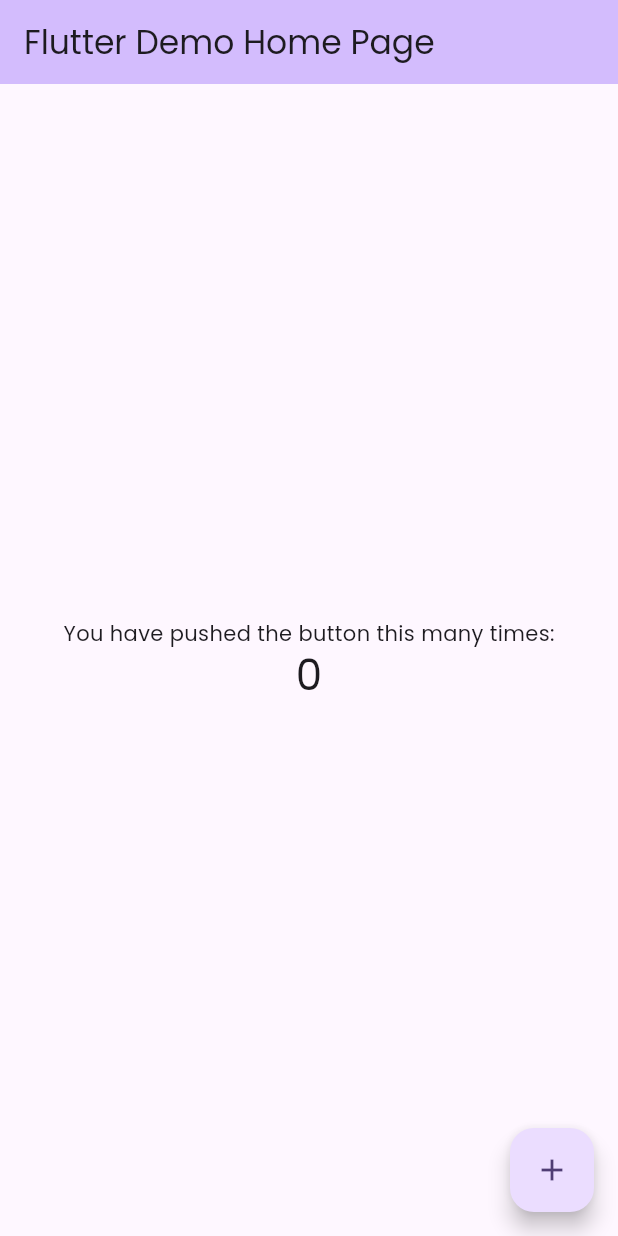
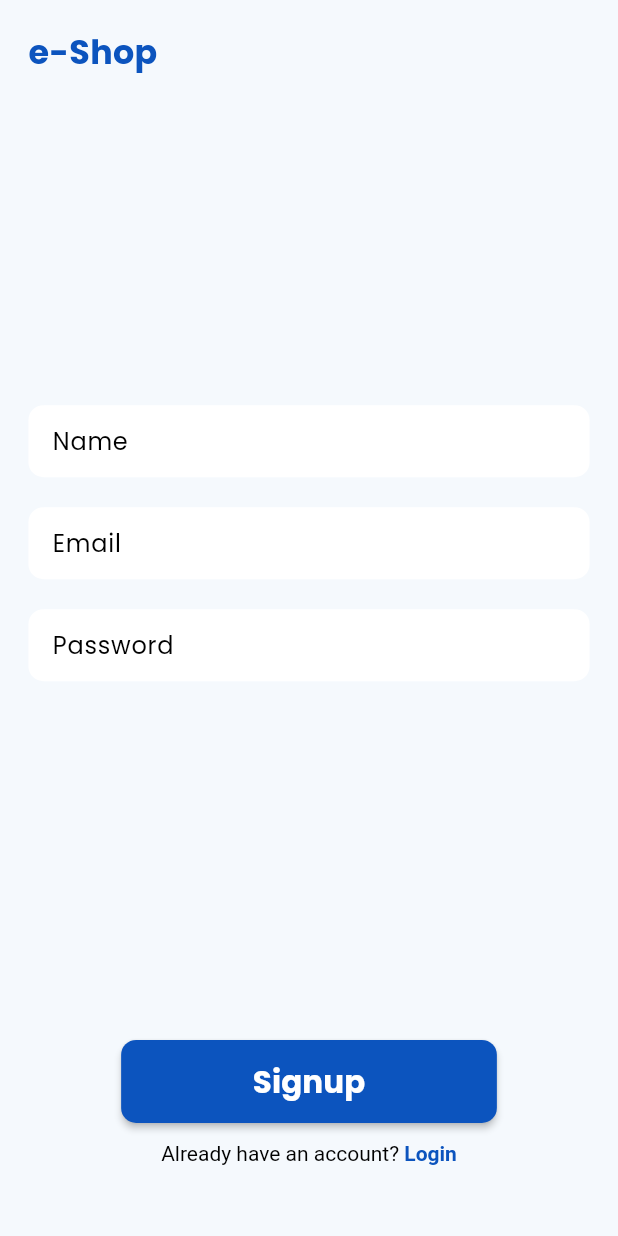
Before and after one commit to shivangsorout/e_shop, a Flutter app: the screen it shows after launch, on a phone screen of 412 x 824 dp. Run offline on Flutter 3.47's test engine with Material 3 defaults, Android fonts, the phone set to English and light mode, and no system bars.

```diff
--- /dev/null
+++ b/lib/core/constants/app_colors.dart
@@ -0,0 +1,6 @@
+import 'package:flutter/material.dart';
+
+const Color lightColor = Color(0xffF5F9FD);
+const Color primaryColor = Color(0xff0C54BE);
+const Color whiteColor = Color(0xffFFFFFF);
+const Color blackColor = Color(0xff000000);
--- /dev/null
+++ b/lib/core/extensions/buildcontext/media_query_size.dart
@@ -0,0 +1,5 @@
+import 'package:flutter/material.dart';
+
+extension MediaQuerySize on BuildContext {
+  Size get mqSize => MediaQuery.of(this).size;
+}
--- /dev/null
+++ b/lib/features/auth/view/pages/signup_page.dart
@@ -0,0 +1,103 @@
+import 'package:e_shop/core/extensions/buildcontext/media_query_size.dart';
+import 'package:e_shop/features/auth/view/pages/login_page.dart';
+import 'package:e_shop/features/auth/view/pages/verify_email_page.dart';
+import 'package:e_shop/features/auth/view/widgets/auth_button.dart';
+import 'package:e_shop/features/auth/view/widgets/auth_text_field.dart';
+import 'package:e_shop/features/auth/view/widgets/email_text_field.dart';
+import 'package:e_shop/features/auth/view/widgets/header_text.dart';
+import 'package:e_shop/features/auth/view/widgets/password_text_field.dart';
+import 'package:e_shop/features/auth/view/widgets/richtext_button.dart';
+import 'package:flutter/material.dart';
+
+class SignupPage extends StatefulWidget {
+  const SignupPage({super.key});
+
+  @override
+  State<SignupPage> createState() => _SignupPageState();
+}
+
+class _SignupPageState extends State<SignupPage> {
+  final _formKey = GlobalKey<FormState>();
+  late final TextEditingController _nameController;
+  late final TextEditingController _emailController;
+  late final TextEditingController _passwordController;
+
+  @override
+  void initState() {
+    _nameController = TextEditingController();
+    _emailController = TextEditingController();
+    _passwordController = TextEditingController();
+    super.initState();
+  }
+
+  @override
+  Widget build(BuildContext context) {
+    return Scaffold(
+      body: Form(
+        key: _formKey,
+        child: SafeArea(
+          minimum:
+              EdgeInsets.symmetric(horizontal: 0.046 * context.mqSize.width),
+          child: Column(
+            crossAxisAlignment: CrossAxisAlignment.start,
+            mainAxisAlignment: MainAxisAlignment.spaceBetween,
+            children: [
+              HeaderText(),
+              Column(
+                children: [
+                  AuthTextField(
+                    controller: _nameController,
+                    hintText: 'Name',
+                    textInputAction: TextInputAction.next,
+                    validator: (value) {
+                      if (value == null || value.isEmpty) {
+                        return 'Please enter your name!';
+                      } else {
+                        return null;
+                      }
+                    },
+                  ),
+                  EmailTextField(emailController: _emailController),
+                  PasswordTextField(passwordController: _passwordController),
+                ],
+              ),
+              Column(
+                children: [
+                  AuthButton(
+                    buttonText: 'Signup',
+                    onPressed: () {
+                      if (_formKey.currentState!.validate()) {
+                        Navigator.of(context).pushAndRemoveUntil(
+                          MaterialPageRoute(
+                            builder: (context) => VerifyEmailPage(),
+                          ),
+                          (route) => false,
+                        );
+                      }
+                    },
+                  ),
+                  SizedBox(height: 0.015 * context.mqSize.height),
+                  RichTextButton(
+                    firstText: 'Already have an account?',
+                    secondText: 'Login',
+                    onTap: () {
+                      Navigator.of(context).pushAndRemoveUntil(
+                        MaterialPageRoute(
+                          builder: (context) => LoginPage(),
+                        ),
+                        (route) => false,
+                      );
+                    },
+                  ),
+                  SizedBox(
+                    height: 0.057 * context.mqSize.height,
+                  ),
+                ],
+              )
+            ],
+          ),
+        ),
+      ),
+    );
+  }
+}
--- /dev/null
+++ b/lib/features/auth/view/widgets/auth_button.dart
@@ -0,0 +1,49 @@
+import 'package:e_shop/core/constants/app_colors.dart';
+import 'package:e_shop/core/extensions/buildcontext/media_query_size.dart';
+import 'package:flutter/material.dart';
+
+class AuthButton extends StatelessWidget {
+  final String buttonText;
+  final void Function()? onPressed;
+
+  const AuthButton({
+    super.key,
+    required this.buttonText,
+    required this.onPressed,
+  });
+
+  @override
+  Widget build(BuildContext context) {
+    return Row(
+      children: [
+        Expanded(
+          child: Padding(
+            padding: EdgeInsets.symmetric(
+              horizontal: 0.15 * context.mqSize.width,
+            ),
+            child: MaterialButton(
+              onPressed: onPressed,
+              color: primaryColor,
+              shape: RoundedRectangleBorder(
+                borderRadius: BorderRadius.circular(10),
+              ),
+              child: Padding(
+                padding: EdgeInsets.symmetric(
+                  vertical: 0.016 * context.mqSize.height,
+                ),
+                child: Text(
+                  buttonText,
+                  style: TextStyle(
+                    fontWeight: FontWeight.w700,
+                    color: whiteColor,
+                    fontSize: 0.025 * context.mqSize.height,
+                  ),
+                ),
+              ),
+            ),
+          ),
+        ),
+      ],
+    );
+  }
+}
--- /dev/null
+++ b/lib/features/auth/view/widgets/auth_text_field.dart
@@ -0,0 +1,52 @@
+import 'package:e_shop/core/constants/app_colors.dart';
+import 'package:flutter/material.dart';
+
+typedef ValidatorCallback = String? Function(String?);
+
+class AuthTextField extends StatelessWidget {
+  final TextEditingController controller;
+  final String hintText;
+  final TextInputType keyboardType;
+  final ValidatorCallback validator;
+  final TextInputAction? textInputAction;
+  final bool obscureText;
+  const AuthTextField({
+    super.key,
+    required this.controller,
+    required this.hintText,
+    this.keyboardType = TextInputType.name,
+    this.textInputAction,
+    required this.validator,
+    this.obscureText = false,
+  });
+
+  @override
+  Widget build(BuildContext context) {
+    return Padding(
+      padding: const EdgeInsets.only(
+        bottom: 20,
+      ),
+      child: TextFormField(
+        obscureText: obscureText,
+        textInputAction: textInputAction,
+        controller: controller,
+        keyboardType: keyboardType,
+        validator: validator,
+        decoration: InputDecoration(
+          fillColor: whiteColor,
+          filled: true,
+          isDense: true,
+          hintText: hintText,
+          hintStyle: TextStyle(
+            color: blackColor,
+            fontWeight: FontWeight.w400,
+          ),
+          border: OutlineInputBorder(
+            borderRadius: BorderRadius.circular(10),
+            borderSide: BorderSide.none,
+          ),
+        ),
+      ),
+    );
+  }
+}
--- /dev/null
+++ b/lib/features/auth/view/widgets/email_text_field.dart
@@ -0,0 +1,34 @@
+import 'package:e_shop/features/auth/view/widgets/auth_text_field.dart';
+import 'package:flutter/material.dart';
+
+class EmailTextField extends StatelessWidget {
+  const EmailTextField({
+    super.key,
+    required TextEditingController emailController,
+  }) : _emailController = emailController;
+
+  final TextEditingController _emailController;
+
+  @override
+  Widget build(BuildContext context) {
+    return AuthTextField(
+      controller: _emailController,
+      hintText: 'Email',
+      keyboardType: TextInputType.emailAddress,
+      textInputAction: TextInputAction.next,
+      validator: (value) {
+        // Regular expression for validating an email
+        String pattern =
+            r"^[a-zA-Z0-9.a-zA-Z0-9.!#$%&\'*+/=?^_`{|}~-]+@[a-zA-Z0-9]+\.[a-zA-Z]+";
+        RegExp regex = RegExp(pattern);
+        if (value == null || value.isEmpty) {
+          return 'Please enter your email!';
+        } else if (!regex.hasMatch(value)) {
+          return 'Enter a valid email address!';
+        } else {
+          return null;
+        }
+      },
+    );
+  }
+}
--- /dev/null
+++ b/lib/features/auth/view/widgets/header_text.dart
@@ -0,0 +1,28 @@
+import 'package:e_shop/core/constants/app_colors.dart';
+import 'package:e_shop/core/extensions/buildcontext/media_query_size.dart';
+import 'package:flutter/material.dart';
+
+class HeaderText extends StatelessWidget {
+  const HeaderText({
+    super.key,
+  });
+
+  @override
+  Widget build(BuildContext context) {
+    return Column(
+      children: [
+        SizedBox(
+          height: 0.023 * context.mqSize.height,
+        ),
+        Text(
+          'e-Shop',
+          style: TextStyle(
+            fontWeight: FontWeight.w700,
+            color: primaryColor,
+            fontSize: 0.027 * context.mqSize.height,
+          ),
+        ),
+      ],
+    );
+  }
+}
--- /dev/null
+++ b/lib/features/auth/view/widgets/password_text_field.dart
@@ -0,0 +1,30 @@
+import 'package:e_shop/features/auth/view/widgets/auth_text_field.dart';
+import 'package:flutter/material.dart';
+
+class PasswordTextField extends StatelessWidget {
+  const PasswordTextField({
+    super.key,
+    required TextEditingController passwordController,
+  }) : _passwordController = passwordController;
+
+  final TextEditingController _passwordController;
+
+  @override
+  Widget build(BuildContext context) {
+    return AuthTextField(
+      controller: _passwordController,
+      hintText: 'Password',
+      keyboardType: TextInputType.visiblePassword,
+      obscureText: true,
+      validator: (value) {
+        if (value == null || value.isEmpty) {
+          return 'Please enter your password!';
+        } else if (value.length <= 6) {
+          return 'Password length should be more than 6 characters!';
+        } else {
+          return null;
+        }
+      },
+    );
+  }
+}
--- /dev/null
+++ b/lib/features/auth/view/widgets/richtext_button.dart
@@ -0,0 +1,46 @@
+import 'package:e_shop/core/constants/app_colors.dart';
+import 'package:e_shop/core/extensions/buildcontext/media_query_size.dart';
+import 'package:flutter/material.dart';
+
+class RichTextButton extends StatelessWidget {
+  final void Function()? onTap;
+  final String firstText;
+  final String secondText;
+  const RichTextButton({
+    super.key,
+    required this.onTap,
+    required this.firstText,
+    required this.secondText,
+  });
+
+  @override
+  Widget build(BuildContext context) {
+    return GestureDetector(
+      behavior: HitTestBehavior.opaque,
+      onTap: onTap,
+      child: RichText(
+        text: TextSpan(
+          style: TextStyle(
+            fontSize: 0.017 * context.mqSize.height,
+          ),
+          children: [
+            TextSpan(
+              text: "$firstText ",
+              style: TextStyle(
+                fontWeight: FontWeight.w400,
+                color: blackColor,
+              ),
+            ),
+            TextSpan(
+              text: secondText,
+              style: TextStyle(
+                fontWeight: FontWeight.w700,
+                color: primaryColor,
+              ),
+            ),
+          ],
+        ),
+      ),
+    );
+  }
+}
--- a/lib/main.dart
+++ b/lib/main.dart
@@ -1,3 +1,5 @@
+import 'package:e_shop/core/constants/app_colors.dart';
+import 'package:e_shop/features/auth/view/pages/signup_page.dart';
 import 'package:flutter/material.dart';
 
 void main() {
@@ -11,101 +13,25 @@ class MyApp extends StatelessWidget {
   @override
   Widget build(BuildContext context) {
     return MaterialApp(
-      title: 'Flutter Demo',
+      title: 'e-shop App',
       theme: ThemeData(
+        appBarTheme: AppBarTheme(
+          color: primaryColor,
+        ),
         fontFamily: 'Poppins',
-        colorScheme: ColorScheme.fromSeed(seedColor: Colors.deepPurple),
         useMaterial3: true,
+        scaffoldBackgroundColor: lightColor,
       ),
-      home: const MyHomePage(title: 'Flutter Demo Home Page'),
+      home: const AppView(),
     );
   }
 }
 
-class MyHomePage extends StatefulWidget {
-  const MyHomePage({super.key, required this.title});
-
-  // This widget is the home page of your application. It is stateful, meaning
-  // that it has a State object (defined below) that contains fields that affect
-  // how it looks.
-
-  // This class is the configuration for the state. It holds the values (in this
-  // case the title) provided by the parent (in this case the App widget) and
-  // used by the build method of the State. Fields in a Widget subclass are
-  // always marked "final".
-
-  final String title;
-
-  @override
-  State<MyHomePage> createState() => _MyHomePageState();
-}
-
-class _MyHomePageState extends State<MyHomePage> {
-  int _counter = 0;
-
-  void _incrementCounter() {
-    setState(() {
-      // This call to setState tells the Flutter framework that something has
-      // changed in this State, which causes it to rerun the build method below
-      // so that the display can reflect the updated values. If we changed
-      // _counter without calling setState(), then the build method would not be
-      // called again, and so nothing would appear to happen.
-      _counter++;
-    });
-  }
+class AppView extends StatelessWidget {
+  const AppView({super.key});
 
   @override
   Widget build(BuildContext context) {
-    // This method is rerun every time setState is called, for instance as done
-    // by the _incrementCounter method above.
-    //
-    // The Flutter framework has been optimized to make rerunning build methods
-    // fast, so that you can just rebuild anything that needs updating rather
-    // than having to individually change instances of widgets.
-    return Scaffold(
-      appBar: AppBar(
-        // TRY THIS: Try changing the color here to a specific color (to
-        // Colors.amber, perhaps?) and trigger a hot reload to see the AppBar
-        // change color while the other colors stay the same.
-        backgroundColor: Theme.of(context).colorScheme.inversePrimary,
-        // Here we take the value from the MyHomePage object that was created by
-        // the App.build method, and use it to set our appbar title.
-        title: Text(widget.title),
-      ),
-      body: Center(
-        // Center is a layout widget. It takes a single child and positions it
-        // in the middle of the parent.
-        child: Column(
-          // Column is also a layout widget. It takes a list of children and
-          // arranges them vertically. By default, it sizes itself to fit its
-          // children horizontally, and tries to be as tall as its parent.
-          //
-          // Column has various properties to control how it sizes itself and
-          // how it positions its children. Here we use mainAxisAlignment to
-          // center the children vertically; the main axis here is the vertical
-          // axis because Columns are vertical (the cross axis would be
-          // horizontal).
-          //
-          // TRY THIS: Invoke "debug painting" (choose the "Toggle Debug Paint"
-          // action in the IDE, or press "p" in the console), to see the
-          // wireframe for each widget.
-          mainAxisAlignment: MainAxisAlignment.center,
-          children: <Widget>[
-            const Text(
-              'You have pushed the button this many times:',
-            ),
-            Text(
-              '$_counter',
-              style: Theme.of(context).textTheme.headlineMedium,
-            ),
-          ],
-        ),
-      ),
-      floatingActionButton: FloatingActionButton(
-        onPressed: _incrementCounter,
-        tooltip: 'Increment',
-        child: const Icon(Icons.add),
-      ), // This trailing comma makes auto-formatting nicer for build methods.
-    );
+    return const SignupPage();
   }
 }
```
Also changed, not shown: lib/features/auth/view/pages/forget_password_page.dart (added, +81 -0 lines), lib/features/auth/view/pages/login_page.dart (added, +92 -0 lines), lib/features/auth/view/pages/verify_email_page.dart (added, +59 -0 lines), lib/features/auth/view/widgets/body_text.dart (added, +24 -0 lines), lib/features/auth/view/widgets/bold_text_button.dart (added, +32 -0 lines), lib/core/constants/routes.dart (added).
